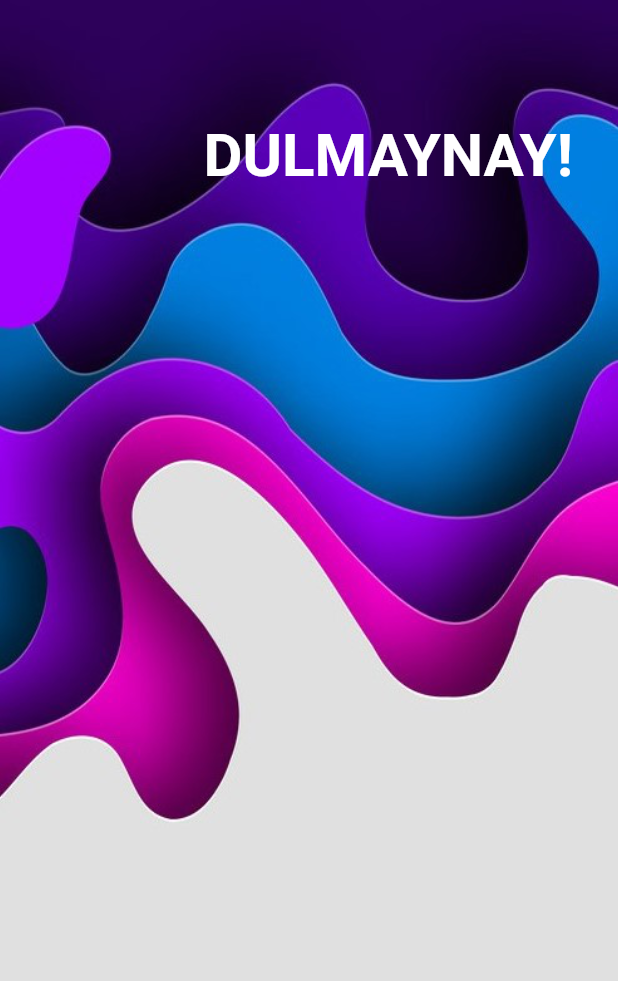
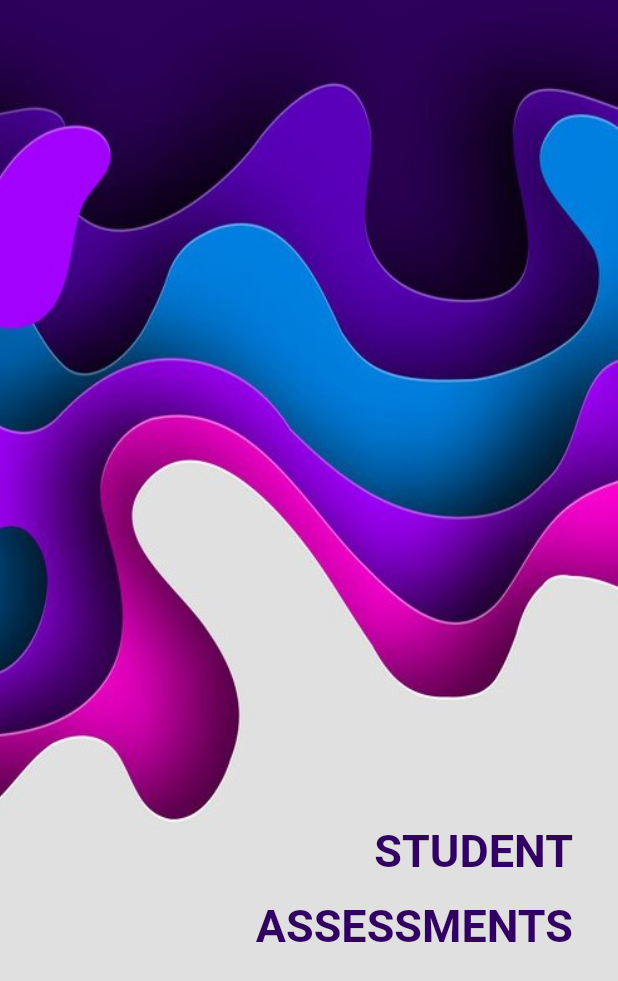
Before and after one commit to DulminiD/Flutter, a Flutter app: the first screen one second after launch, on a phone screen of 412 x 824 dp. Shown: the top 981 px of the screen. Run offline on Flutter 3.47's test engine with Material 2 defaults, Android fonts, the phone set to English and light mode, and no system bars; our stand-ins replace cloud_firestore, flutter_rating_bar, image_picker, splashscreen; missing offline and left inert: dart:ffi; accounts and stored records are empty.

Commit message:
Splash screen changes

```diff
--- a/lib/View/AddRating.dart
+++ b/lib/View/AddRating.dart
@@ -65,7 +65,7 @@ class _AddRatingState extends State<AddRating> {
               }
           );
         },
-        child: const Icon(Icons.add_reaction_rounded),
+        child: const Icon(Icons.assignment),
         backgroundColor: Colors.pink,
       ),
     );
--- a/lib/main.dart
+++ b/lib/main.dart
@@ -59,8 +59,13 @@ class SplashScreenState extends State<Splash> {
               ),
               Container(
                 alignment: Alignment.topRight,
-                margin: const EdgeInsets.only(top: 80.0, right: 30.0),
-                child: Text('DULMAYNAY!',textAlign: TextAlign.center, style: TextStyle(color: Colors.white, fontSize: 40, fontWeight: FontWeight.bold) ),
+                margin: const EdgeInsets.only(top: 550.0, right: 30.0),
+                child: Text('STUDENT',textAlign: TextAlign.center, style: TextStyle(color: Color(0xFF310062), fontSize: 30, fontWeight: FontWeight.bold, ) ),
+              ),
+              Container(
+                alignment: Alignment.topRight,
+                margin: const EdgeInsets.only(top: 600.0, right: 30.0),
+                child: Text('ASSESSMENTS',textAlign: TextAlign.center, style: TextStyle(color: Color(0xFF310062), fontSize: 30, fontWeight: FontWeight.bold) ),
               )
             ],
           ),
```
Also changed, not shown: pubspec.lock.
